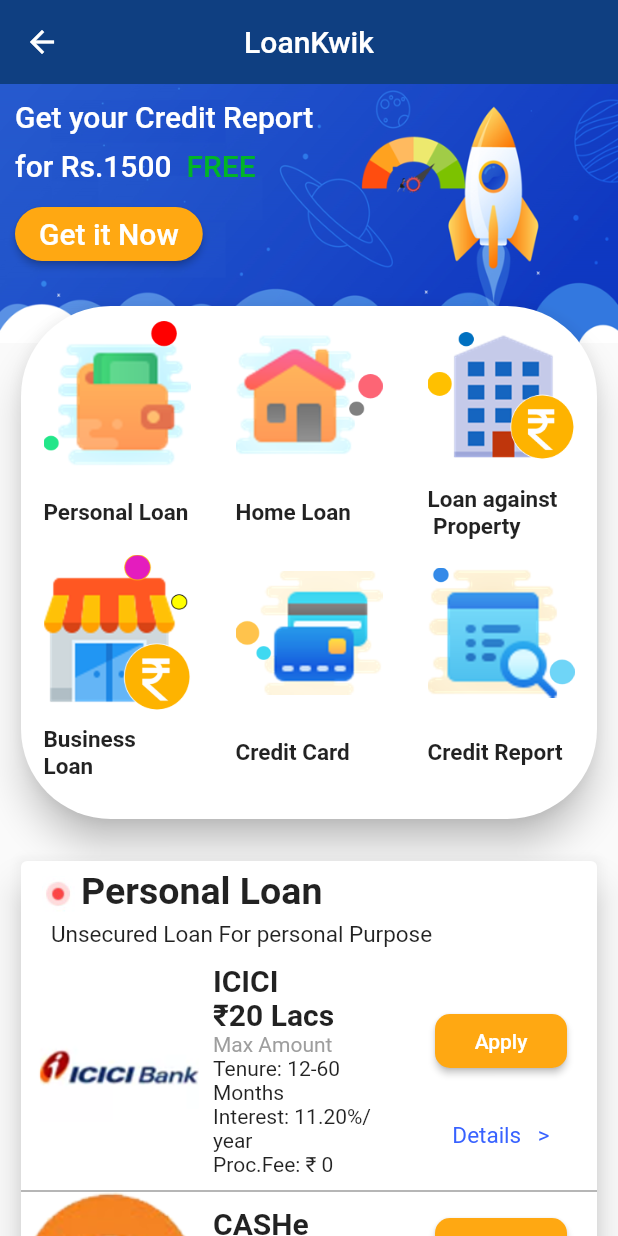
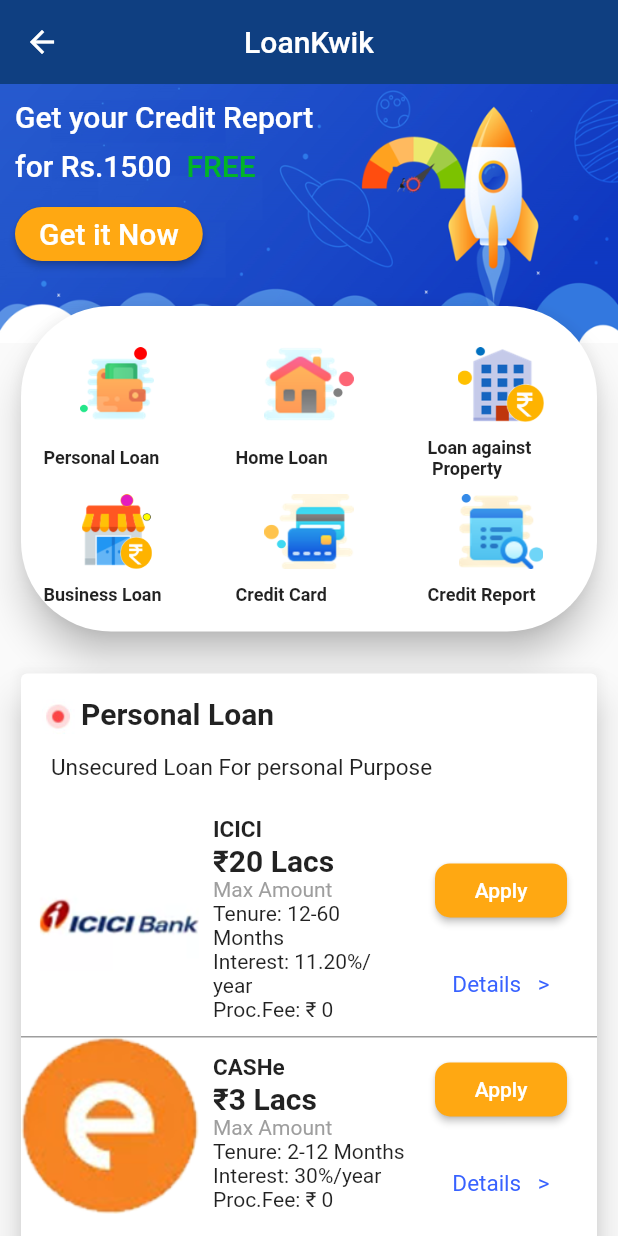
Before and after one commit to AkaankshK/loan_app, a Flutter app: the HomeScreen screen opened directly, on a phone screen of 412 x 824 dp. Run offline on Flutter 3.47's test engine with Material 2 defaults, Android fonts, the phone set to English and light mode, and no system bars; our stand-ins replace smooth_page_indicator; missing offline and left inert: autocomplete_textfield.

Commit message:
Loan Details Page 100% created Business Loans done. Loans Against Property done. Home Loans done. Calculator done. Credit Cards done.

```diff
--- a/lib/Calculator/Calculator.dart
+++ b/lib/Calculator/Calculator.dart
@@ -183,7 +183,8 @@ class _CalculatorState extends State<Calculator> {
                 onPressed: (){
                   calculate();
                 },)
-              ],)
+              ],),
+              SizedBox(height: 40,),
 
             ],
           ),
@@ -194,7 +195,7 @@ class _CalculatorState extends State<Calculator> {
 
   getEmi() {
     return Padding(
-      padding: EdgeInsets.only(left: 28, right: 28, top: 60),
+      padding: EdgeInsets.only(left: 28, right: 28, top: 40),
       child: Container(
         height: 200,
         width: MediaQuery.of(context).size.width,
--- a/lib/CreditScore/CreditScore.dart
+++ b/lib/CreditScore/CreditScore.dart
@@ -144,6 +144,9 @@ class _CreditPageState extends State<CreditPage> {
                 minWidth: 300,
               )
             ],
+          ),
+          SizedBox(
+            height: 30,
           )
         ],
       ),
--- a/lib/HomeScreen/HomeScreen.dart
+++ b/lib/HomeScreen/HomeScreen.dart
@@ -111,26 +111,28 @@ class _HomeScreenState extends State<HomeScreen> {
   }
 
   getCard() {
-    var tableStyle=TextStyle(fontWeight: FontWeight.bold,fontSize: 15);
+    var tableStyle=TextStyle(fontWeight: FontWeight.bold,fontSize: 12);
     return Padding(
       padding: EdgeInsets.all(10),
       child:SizedBox(
 
-        height: 350,
+        height: 225,
         width: MediaQuery.of(context).size.width,
         child: Card(
           shape: RoundedRectangleBorder(
             borderRadius: BorderRadius.circular(60)
           ),
           elevation: 10,
+          child: Center(
             child: Table(
+
               defaultVerticalAlignment: TableCellVerticalAlignment.middle,
               children: [
                 TableRow(
                   children: [
-                  Padding(padding: EdgeInsets.symmetric(horizontal: 15,vertical: 10),child: Image.asset("assets/HomeScreen/Personal Loan.png",),),
-                  Padding(padding: EdgeInsets.symmetric(horizontal: 15,vertical: 10),child: Image.asset("assets/HomeScreen/home loan.png"),),
-                  Padding(padding: EdgeInsets.symmetric(horizontal: 15,vertical: 10),child: Image.asset("assets/HomeScreen/Loan againt property.png"),),
+                    Padding(padding: EdgeInsets.symmetric(horizontal: 15,vertical: 10),child: Image.asset("assets/HomeScreen/Personal Loan.png",height: 50,width: 50,),),
+                    Padding(padding: EdgeInsets.symmetric(horizontal: 15,vertical: 10),child: Image.asset("assets/HomeScreen/home loan.png",height: 50,width: 50),),
+                    Padding(padding: EdgeInsets.symmetric(horizontal: 15,vertical: 10),child: Image.asset("assets/HomeScreen/Loan againt property.png",height: 50,width: 50),),
 
                   ]
                 ),
@@ -144,9 +146,9 @@ class _HomeScreenState extends State<HomeScreen> {
                 ),
                 TableRow(
                     children: [
-                    Padding(padding: EdgeInsets.symmetric(horizontal: 15,vertical: 10),child: Image.asset("assets/HomeScreen/business Loan.png"),),
-                    Padding(padding: EdgeInsets.symmetric(horizontal: 15,vertical: 10),child: Image.asset("assets/HomeScreen/credit card.png"),),
-                    Padding(padding: EdgeInsets.symmetric(horizontal: 15,vertical: 10),child: Image.asset("assets/HomeScreen/Crdeit Report.png"),),
+                      Padding(padding: EdgeInsets.symmetric(horizontal: 15,vertical: 10),child: Image.asset("assets/HomeScreen/business Loan.png",height: 50,width: 50),),
+                      Padding(padding: EdgeInsets.symmetric(horizontal: 15,vertical: 10),child: Image.asset("assets/HomeScreen/credit card.png",height: 50,width: 50),),
+                      Padding(padding: EdgeInsets.symmetric(horizontal: 15,vertical: 10),child: Image.asset("assets/HomeScreen/Crdeit Report.png",height: 50,width: 50),),
 
                     ]
                 ),
@@ -160,6 +162,7 @@ class _HomeScreenState extends State<HomeScreen> {
                 ),
 
               ],
+            ),
           ),
         ),
       ) ,
@@ -178,6 +181,7 @@ class _HomeScreenState extends State<HomeScreen> {
             Card(
               elevation: 10,
               child: Column(
+                mainAxisAlignment: MainAxisAlignment.spaceEvenly,
                 children: [
                   Row(
                     children: [
@@ -185,7 +189,7 @@ class _HomeScreenState extends State<HomeScreen> {
                         padding: EdgeInsets.only(left: 10,top: 10),
                         child: Image.asset("assets/a.png",height: 30,width: 30,),
                       ),
-                      Text("Personal Loan",style: TextStyle(fontSize: 25,fontWeight: FontWeight.bold),),
+                      Text("Personal Loan",style: TextStyle(fontSize: 20,fontWeight: FontWeight.bold),),
                     ],
                   ),
                   Row(
@@ -212,7 +216,7 @@ class _HomeScreenState extends State<HomeScreen> {
                             crossAxisAlignment: CrossAxisAlignment.start,
                             mainAxisAlignment: MainAxisAlignment.spaceEvenly,
                             children: [
-                              Text("ICICI",style: TextStyle(fontSize: 20,fontWeight: FontWeight.bold),),
+                              Text("ICICI",style: TextStyle(fontSize: 15,fontWeight: FontWeight.bold),),
                               Text("\u20B920 Lacs",style:TextStyle(fontSize: 20,fontWeight: FontWeight.bold),),
                               Text("Max Amount",style: TextStyle(color: Colors.grey),),
                               Text("Tenure: 12-60 Months"),
@@ -250,7 +254,7 @@ class _HomeScreenState extends State<HomeScreen> {
                               mainAxisAlignment: MainAxisAlignment.spaceEvenly,
                               children: [
                                 SizedBox(height: 10,),
-                                Text("CASHe",style: TextStyle(fontSize: 20,fontWeight: FontWeight.bold),),
+                                Text("CASHe",style: TextStyle(fontSize: 15,fontWeight: FontWeight.bold),),
                                 Text("\u20B93 Lacs",style:TextStyle(fontSize: 20,fontWeight: FontWeight.bold),),
                                 Text("Max Amount",style: TextStyle(color: Colors.grey),),
                                 Text("Tenure: 2-12 Months"),
@@ -317,6 +321,7 @@ class _HomeScreenState extends State<HomeScreen> {
             Card(
               elevation: 10,
               child: Column(
+                mainAxisAlignment: MainAxisAlignment.spaceEvenly,
                 children: [
                   Row(
                     children: [
@@ -324,7 +329,7 @@ class _HomeScreenState extends State<HomeScreen> {
                         padding: EdgeInsets.only(left: 10,top: 10),
                         child: Image.asset("assets/p.png",height: 30,width: 30,),
                       ),
-                      Text("Business Loan",style: TextStyle(fontSize: 25,fontWeight: FontWeight.bold),),
+                      Text("Business Loan",style: TextStyle(fontSize: 20,fontWeight: FontWeight.bold),),
                     ],
                   ),
                   Row(
@@ -351,7 +356,7 @@ class _HomeScreenState extends State<HomeScreen> {
                               crossAxisAlignment: CrossAxisAlignment.start,
                               mainAxisAlignment: MainAxisAlignment.spaceEvenly,
                               children: [
-                                Text("Indifi",style: TextStyle(fontSize: 20,fontWeight: FontWeight.bold),),
+                                Text("Indifi",style: TextStyle(fontSize: 15,fontWeight: FontWeight.bold),),
                                 Text("\u20B950 Lacs",style:TextStyle(fontSize: 20,fontWeight: FontWeight.bold),),
                                 Text("Max Amount",style: TextStyle(color: Colors.grey),),
                                 Text("Tenure: 12-36 Months"),
@@ -389,7 +394,7 @@ class _HomeScreenState extends State<HomeScreen> {
                               mainAxisAlignment: MainAxisAlignment.spaceEvenly,
                               children: [
                                 SizedBox(height: 10,),
-                                Text("Lendingkart",style: TextStyle(fontSize: 20,fontWeight: FontWeight.bold),),
+                                Text("Lendingkart",style: TextStyle(fontSize: 15,fontWeight: FontWeight.bold),),
                                 Text("\u20B950 Lacs",style:TextStyle(fontSize: 20,fontWeight: FontWeight.bold),),
                                 Text("Max Amount",style: TextStyle(color: Colors.grey),),
                                 Text("Tenure: 6-36 Months"),
@@ -456,6 +461,7 @@ class _HomeScreenState extends State<HomeScreen> {
             Card(
               elevation: 10,
               child: Column(
+                mainAxisAlignment: MainAxisAlignment.spaceEvenly,
                 children: [
                   Row(
                     children: [
@@ -463,7 +469,7 @@ class _HomeScreenState extends State<HomeScreen> {
                         padding: EdgeInsets.only(left: 10,top: 10),
                         child: Image.asset("assets/e.png",height: 30,width: 30,),
                       ),
-                      Text("Home Loan",style: TextStyle(fontSize: 25,fontWeight: FontWeight.bold),),
+                      Text("Home Loan",style: TextStyle(fontSize: 20,fontWeight: FontWeight.bold),),
                     ],
                   ),
                   Row(
@@ -490,7 +496,7 @@ class _HomeScreenState extends State<HomeScreen> {
                               crossAxisAlignment: CrossAxisAlignment.start,
                               mainAxisAlignment: MainAxisAlignment.spaceEvenly,
                               children: [
-                                Text("Shubham Housing",style: TextStyle(fontSize: 20,fontWeight: FontWeight.bold),),
+                                Text("Shubham Housing",style: TextStyle(fontSize: 15,fontWeight: FontWeight.bold),),
                                 Text("\u20B95 Crs",style:TextStyle(fontSize: 20,fontWeight: FontWeight.bold),),
                                 Text("Max Amount",style: TextStyle(color: Colors.grey),),
                                 Text("Tenure: 10-20 Years"),
@@ -528,7 +534,7 @@ class _HomeScreenState extends State<HomeScreen> {
                               mainAxisAlignment: MainAxisAlignment.spaceEvenly,
                               children: [
                                 SizedBox(height: 10,),
-                                Text("HeroHFL",style: TextStyle(fontSize: 20,fontWeight: FontWeight.bold),),
+                                Text("HeroHFL",style: TextStyle(fontSize: 15,fontWeight: FontWeight.bold),),
                                 Text("\u20B95 Crs",style:TextStyle(fontSize: 20,fontWeight: FontWeight.bold),),
                                 Text("Max Amount",style: TextStyle(color: Colors.grey),),
                                 Text("Tenure: 15-20Years"),
@@ -595,6 +601,7 @@ class _HomeScreenState extends State<HomeScreen> {
             Card(
               elevation: 10,
               child: Column(
+                mainAxisAlignment: MainAxisAlignment.spaceEvenly,
                 children: [
                   Row(
                     children: [
@@ -602,7 +609,7 @@ class _HomeScreenState extends State<HomeScreen> {
                         padding: EdgeInsets.only(left: 10,top: 5,right: 10),
                         child: Image.asset("assets/v.png",height: 30,width: 30,),
                       ),
-                      Padding(padding: EdgeInsets.only(top: 10),child: Text("Loan Against Property",style: TextStyle(fontSize: 25,fontWeight: FontWeight.bold),)),
+                      Padding(padding: EdgeInsets.only(top: 10),child: Text("Loan Against Property",style: TextStyle(fontSize: 20,fontWeight: FontWeight.bold),)),
                     ],
                   ),
                   Row(
@@ -629,7 +636,7 @@ class _HomeScreenState extends State<HomeScreen> {
                               crossAxisAlignment: CrossAxisAlignment.start,
                               mainAxisAlignment: MainAxisAlignment.spaceEvenly,
                               children: [
-                                Text("AU Small Finance Bank",style: TextStyle(fontSize: 20,fontWeight: FontWeight.bold),),
+                                Text("AU Small Finance Bank",style: TextStyle(fontSize: 15,fontWeight: FontWeight.bold),),
                                 Text("\u20B91 Cr",style:TextStyle(fontSize: 20,fontWeight: FontWeight.bold),),
                                 Text("Max Amount",style: TextStyle(color: Colors.grey),),
                                 Text("Tenure: 1-15 Years"),
@@ -667,7 +674,7 @@ class _HomeScreenState extends State<HomeScreen> {
                               mainAxisAlignment: MainAxisAlignment.spaceEvenly,
                               children: [
                                 SizedBox(height: 10,),
-                                Text("ASCEND CAPITAL",style: TextStyle(fontSize: 20,fontWeight: FontWeight.bold),),
+                                Text("ASCEND CAPITAL",style: TextStyle(fontSize: 15,fontWeight: FontWeight.bold),),
                                 Text("\u20B915 Lacs",style:TextStyle(fontSize: 20,fontWeight: FontWeight.bold),),
                                 Text("Max Amount",style: TextStyle(color: Colors.grey),),
                                 Text("Tenure: 15-84 Months"),
@@ -734,6 +741,7 @@ class _HomeScreenState extends State<HomeScreen> {
             Card(
               elevation: 10,
               child: Column(
+                mainAxisAlignment: MainAxisAlignment.spaceEvenly,
                 children: [
                   Row(
                     children: [
@@ -741,7 +749,7 @@ class _HomeScreenState extends State<HomeScreen> {
                         padding: EdgeInsets.only(left: 10,top: 10),
                         child: Image.asset("assets/o.png",height: 30,width: 30,),
                       ),
-                      Padding(padding: EdgeInsets.only(top: 10),child: Text("Credit Card",style: TextStyle(fontSize: 25,fontWeight: FontWeight.bold),)),
+                      Padding(padding: EdgeInsets.only(top: 10),child: Text("Credit Card",style: TextStyle(fontSize: 20,fontWeight: FontWeight.bold),)),
                     ],
                   ),
                   Row(
@@ -768,7 +776,7 @@ class _HomeScreenState extends State<HomeScreen> {
                               crossAxisAlignment: CrossAxisAlignment.start,
                               mainAxisAlignment: MainAxisAlignment.spaceEvenly,
                               children: [
-                                Text("Titanium Delight Credit Card",style: TextStyle(fontSize: 20,fontWeight: FontWeight.bold),),
+                                Text("Titanium Delight Credit Card",style: TextStyle(fontSize: 15,fontWeight: FontWeight.bold),),
                                 Text("Bank: RBL Bank"),
                                 Text("Annual Fee: \u20B9 750"),
                                 SizedBox(height: 10,)
@@ -810,7 +818,7 @@ class _HomeScreenState extends State<HomeScreen> {
                               mainAxisAlignment: MainAxisAlignment.spaceEvenly,
                               children: [
                                 SizedBox(height: 10,),
-                                Text("Platinum Maxima Credit Card",style: TextStyle(fontSize: 20,fontWeight: FontWeight.bold),),
+                                Text("Platinum Maxima Credit Card",style: TextStyle(fontSize: 15,fontWeight: FontWeight.bold),),
                                 Text("Bank: RBL Bank"),
                                 Text("Annual Fee: \u20B9 2000"),
 
--- a/lib/IntroScreen/IntroScreen.dart
+++ b/lib/IntroScreen/IntroScreen.dart
@@ -66,7 +66,10 @@ class _IntroScreenState extends State<IntroScreen> {
 
   getPage1() {
     return  Stack(children: [
-      Image.asset("assets/IntroScreen/1.png"),
+      Container(
+          height: MediaQuery.of(context).size.height,
+          width: MediaQuery.of(context).size.width,
+          child: Image.asset("assets/IntroScreen/1.png",fit: BoxFit.fill,)),
       Align(
         alignment: Alignment(0,0.25),
         child: Text("Loans for everyone",style: TextStyle(fontSize: 25,color: blueColor,fontWeight: FontWeight.bold),),
@@ -80,7 +83,10 @@ class _IntroScreenState extends State<IntroScreen> {
 
   getPage2() {
     return  Stack(children: [
-      Image.asset("assets/IntroScreen/2.png"),
+      Container(
+          height: MediaQuery.of(context).size.height,
+          width: MediaQuery.of(context).size.width,
+          child: Image.asset("assets/IntroScreen/2.png",fit: BoxFit.fill,)),
       Align(
         alignment: Alignment(0,0.25),
         child: Text("Easy EMI Payment Options",style: TextStyle(fontSize: 25,color: blueColor,fontWeight: FontWeight.bold),),
@@ -94,7 +100,10 @@ class _IntroScreenState extends State<IntroScreen> {
 
   getPage3() {
     return  Stack(children: [
-      Image.asset("assets/IntroScreen/3.png",),
+      Container(
+          height: MediaQuery.of(context).size.height,
+          width: MediaQuery.of(context).size.width,
+          child: Image.asset("assets/IntroScreen/3.png",fit: BoxFit.fill,)),
       Align(
         alignment: Alignment(0,0.25),
         child: Text("Quick and Convinient Application",style: TextStyle(fontSize: 25,color: blueColor,fontWeight: FontWeight.bold),),
```
Lines whose indentation alone changed are shown as unchanged.
